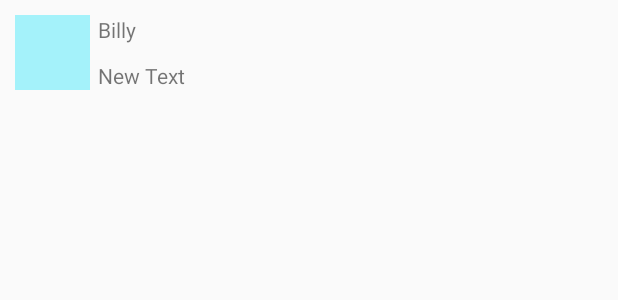
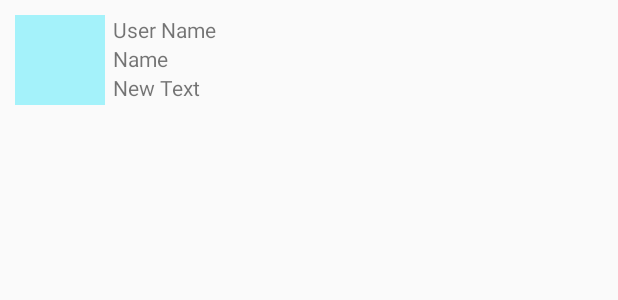
Before and after one commit to terraoldham/TwitterTweets, an Android app: the layout item_tweet.xml on its own in the app's theme, with its tools: preview values and no code run, on a phone screen of 412 x 824 dp. Shown: the top 300 px of the screen. Run offline under Robolectric (Android 15) with nearby library versions, the phone set to English and light mode, and no system bars.

Commit message:
Formatting

```diff
--- a/app/src/main/java/com/codepath/apps/twittertweets/TweetsArrayAdapater.java
+++ b/app/src/main/java/com/codepath/apps/twittertweets/TweetsArrayAdapater.java
@@ -1,6 +1,7 @@
 package com.codepath.apps.twittertweets;
 
 import android.content.Context;
+import android.util.Log;
 import android.view.LayoutInflater;
 import android.view.View;
 import android.view.ViewGroup;
@@ -33,12 +34,15 @@ public class TweetsArrayAdapater extends ArrayAdapter<Tweet> {
         // find subviews to fill with data
         ImageView ivProfileImage = (ImageView) convertView.findViewById(R.id.ivProfileImage);
         TextView tvUserName = (TextView) convertView.findViewById(R.id.tvUserName);
+        TextView tvName = (TextView) convertView.findViewById(R.id.tvName);
         TextView tvBody = (TextView) convertView.findViewById(R.id.tvBody);
         // populate data into the subviews
         tvUserName.setText(tweet.getUser().getUserName());
         tvBody.setText(tweet.getBody());
+        tvName.setText(tweet.getUser().getName());
         ivProfileImage.setImageResource(android.R.color.transparent);
-        Picasso.with(getContext()).load(tweet.getUser().getProfileImageUrl());
+        Picasso.with(getContext()).load(tweet.getUser().getProfileImageUrl()).into(ivProfileImage);
+        Log.d("DEBUG", tweet.getUser().getProfileImageUrl());
         return convertView;
         // return view to be inserted into list
     }
--- a/app/src/main/java/com/codepath/apps/twittertweets/models/User.java
+++ b/app/src/main/java/com/codepath/apps/twittertweets/models/User.java
@@ -24,7 +24,8 @@ public class User {
     }
 
     public String getUserName() {
-        return userName;
+
+        return "@" + userName;
     }
 
     public String getProfileImageUrl() {
--- a/app/src/main/res/layout/item_tweet.xml
+++ b/app/src/main/res/layout/item_tweet.xml
@@ -1,27 +1,28 @@
 <?xml version="1.0" encoding="utf-8"?>
 <RelativeLayout xmlns:android="http://schemas.android.com/apk/res/android"
-    android:layout_width="match_parent" android:layout_height="match_parent"
+    android:layout_width="match_parent" android:layout_height="wrap_content"
     android:clickable="true"
     android:paddingLeft="10dp"
     android:paddingTop="10dp"
     android:paddingRight="10dp"
     android:paddingBottom="10dp">
 
+
     <ImageView
-        android:layout_width="50dp"
-        android:layout_height="50dp"
+        android:layout_width="60dp"
+        android:layout_height="60dp"
         android:id="@+id/ivProfileImage"
         android:layout_alignParentTop="true"
         android:layout_alignParentLeft="true"
         android:layout_alignParentStart="true"
         android:background="#a4f2fa"
-        android:padding="10dp"
+        android:padding="5dp"
         android:layout_marginRight="5dp" />
 
     <TextView
         android:layout_width="wrap_content"
         android:layout_height="wrap_content"
-        android:text="Billy"
+        android:text="User Name"
         android:id="@+id/tvUserName"
         android:layout_alignParentTop="true"
         android:layout_toRightOf="@+id/ivProfileImage"
@@ -30,8 +31,18 @@
     <TextView
         android:layout_width="wrap_content"
         android:layout_height="wrap_content"
+        android:text="Name"
+        android:id="@+id/tvName"
+        android:layout_toRightOf="@+id/ivProfileImage"
+        android:layout_toEndOf="@+id/ivProfileImage"
+        android:layout_below="@id/tvUserName"/>
+
+    <TextView
+        android:layout_width="wrap_content"
+        android:layout_height="wrap_content"
         android:text="New Text"
         android:id="@+id/tvBody"
+        android:layout_below="@id/tvName"
         android:layout_alignBottom="@+id/ivProfileImage"
         android:layout_toRightOf="@+id/ivProfileImage"
         android:layout_toEndOf="@+id/ivProfileImage" />
```
Also changed, not shown: app/src/main/java/com/codepath/apps/twittertweets/TwitterClient.java (+6 -3 lines).
